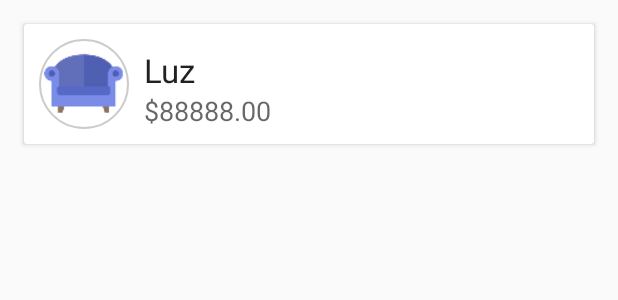
After one commit to ShellCore/Rommiematic, an Android app: the layout content_spend.xml on its own in the app's theme, with its tools: preview values and no code run, on a phone screen of 412 x 824 dp. The commit adds this screen. Shown: the top 300 px of the screen. Run offline under Robolectric (Android 15) with nearby library versions, the phone set to English and light mode, and no system bars.

Commit message:
Se modificaron vistas para la lista de gastos.

```diff
--- a/app/build.gradle
+++ b/app/build.gradle
@@ -47,6 +47,9 @@ dependencies {
     // Biblioteca RecyclerView
     compile "com.android.support:recyclerview-v7:$rootProject.ext.supportVersion"
 
+    // Biblioteca CardView
+    compile "com.android.support:cardview-v7:$rootProject.ext.supportVersion"
+
     // Bibliotecas para la inyección de dependencias
     apt "com.google.dagger:dagger-compiler:$rootProject.ext.daggerVersion"
     compile "javax.annotation:jsr250-api:$rootProject.ext.jsr250Version"
--- /dev/null
+++ b/app/src/main/res/layout/content_spend.xml
@@ -0,0 +1,48 @@
+<?xml version="1.0" encoding="utf-8"?>
+<android.support.v7.widget.CardView xmlns:android="http://schemas.android.com/apk/res/android"
+    xmlns:app="http://schemas.android.com/apk/res-auto"
+    xmlns:card="http://schemas.android.com/tools"
+    android:layout_width="match_parent"
+    android:layout_height="wrap_content"
+    android:layout_margin="16dp"
+    card:cardCornerRadius="4dp"
+    card:elevation="4dp">
+
+    <RelativeLayout
+        android:layout_width="match_parent"
+        android:layout_height="wrap_content">
+
+        <de.hdodenhof.circleimageview.CircleImageView
+            android:id="@+id/img_spend_icon"
+            android:layout_width="@dimen/spend_image_size"
+            android:layout_height="@dimen/spend_image_size"
+            android:layout_margin="10dp"
+            android:src="@mipmap/ic_launcher"
+            app:civ_border_color="#33000000"
+            app:civ_border_width="1dp" />
+
+        <TextView
+            android:id="@+id/txt_spend_description"
+            android:layout_width="wrap_content"
+            android:layout_height="wrap_content"
+            android:layout_align="@+id/img_spend_icon"
+            android:text="Luz"
+            android:textAppearance="?android:attr/textAppearanceLarge"
+            android:layout_above="@+id/txt_spend_amount"
+            android:layout_alignLeft="@+id/txt_spend_amount"
+            android:layout_alignStart="@+id/txt_spend_amount" />
+
+        <TextView
+            android:id="@+id/txt_spend_amount"
+            android:layout_width="wrap_content"
+            android:layout_height="wrap_content"
+            android:layout_alignBottom="@+id/img_spend_icon"
+            android:layout_toEndOf="@+id/img_spend_icon"
+            android:layout_toRightOf="@+id/img_spend_icon"
+            android:text="$88888.00"
+            android:textAppearance="?android:attr/textAppearanceMedium" />
+
+    </RelativeLayout>
+
+
+</android.support.v7.widget.CardView>
--- a/app/src/main/res/values/dimens.xml
+++ b/app/src/main/res/values/dimens.xml
@@ -5,4 +5,5 @@
     <dimen name="login_app_logo_size">150dp</dimen>
     <dimen name="appbar_padding_top">8dp</dimen>
     <dimen name="contact_image_size">64dp</dimen>
+    <dimen name="spend_image_size">60dp</dimen>
 </resources>
```
Also changed, not shown: app/src/main/java/com/edx/shell/android/rommiematic/entities/Spend.java (renamed from app/src/main/java/com/edx/shell/android/rommiematic/entities/Spending.java, +12 -1 lines), app/src/main/res/layout/activity_spends.xml (+36 -6 lines).
